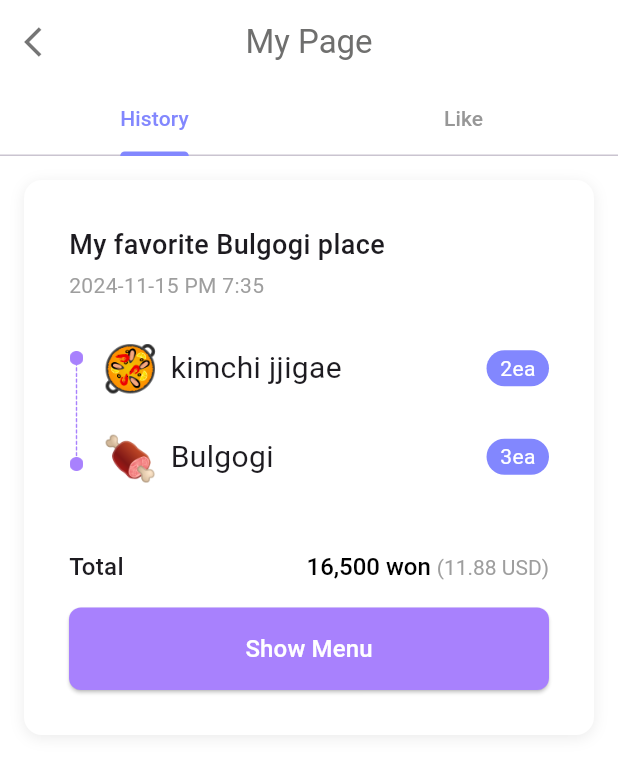
After one commit to Menugraphy/Flutter, a Flutter app: the MyPage screen opened directly, on a phone screen of 412 x 824 dp. The commit adds this screen. Shown: the top 775 px of the screen. Run offline on Flutter 3.47's test engine with Material 3 defaults, Android fonts, the phone set to English and light mode, and no system bars; our stand-ins replace camera, flutter_screenutil, flutter_tts, image_picker.

Commit message:
add: complete UI

```diff
--- a/menugraphy/lib/View/FoodSignificant.dart
+++ b/menugraphy/lib/View/FoodSignificant.dart
@@ -67,6 +67,9 @@ class _FoodSignificantState extends State<FoodSignificant> {
                       crossAxisAlignment: CrossAxisAlignment.start,
                       children: [
                         SizedBox(height: 30.h),
+                         Center(  // 제목을 Center 위젯으로 감싸기
+                          child: Column(
+                            children: [
                               Text(
                                 'Food Significant',
                                 style: TextStyle(
@@ -80,6 +83,9 @@ class _FoodSignificantState extends State<FoodSignificant> {
                                 style: TextStyle(
                                   fontSize: 16.sp,
                                   color: CustomColorsExtension.line_gray,
+                                ),
+                              ),
+                            ],
                           ),
                         ),
                         SizedBox(height: 30.h),
--- a/menugraphy/lib/View/FoodSignificantComplete.dart
+++ b/menugraphy/lib/View/FoodSignificantComplete.dart
@@ -18,7 +18,7 @@ class _FoodSignificantState extends State<FoodSignificantComplete> {
   void initState() {
     super.initState();
     // 3초 후 자동 이동
-    _timer = Timer(const Duration(seconds: 3), () {
+    _timer = Timer(const Duration(seconds: 2), () {
       if (mounted) {
         Navigator.pushReplacement(
           context,
--- /dev/null
+++ b/menugraphy/lib/View/MyPage.dart
@@ -0,0 +1,245 @@
+import 'package:flutter/material.dart';
+import 'package:menugraphy/Constant/CustomColors.dart';
+import 'OrderList.dart';
+class MyPage extends StatefulWidget {
+  const MyPage({super.key});
+
+  @override
+  State<MyPage> createState() => _MyPageState();
+}
+
+class _MyPageState extends State<MyPage> with SingleTickerProviderStateMixin {
+  late TabController _tabController;
+
+  @override
+  void initState() {
+    super.initState();
+    _tabController = TabController(length: 2, vsync: this);
+  }
+
+  @override
+  void dispose() {
+    _tabController.dispose();
+    super.dispose();
+  }
+
+  @override
+  Widget build(BuildContext context) {
+    return Scaffold(
+      backgroundColor: Colors.white,
+      appBar: AppBar(
+        backgroundColor: Colors.white,
+        elevation: 0,
+        leading: IconButton(
+          icon: const Icon(Icons.arrow_back_ios, color: Colors.black54),
+          onPressed: () {},
+        ),
+        title: const Text(
+          'My Page',
+          style: TextStyle(color: CustomColorsExtension.text_gray03),
+        ),
+        centerTitle: true,
+      ),
+      body: Column(
+        children: [
+          TabBar(
+            controller: _tabController,
+            labelColor: CustomColorsExtension.mainColor01,
+            unselectedLabelColor: CustomColorsExtension.text_gray02,
+            indicatorColor: CustomColorsExtension.mainColor01,
+            tabs: const [
+              Tab(text: 'History'),
+              Tab(text: 'Like'),
+            ],
+          ),
+          Expanded(
+            child: TabBarView(
+              controller: _tabController,
+              children: [
+                _buildHistoryTab(),
+                SingleChildScrollView(
+                child: Padding(
+                  padding: const EdgeInsets.only(
+                    left: 20,
+                    right: 20,
+                    top: 20,
+                  ),
+                  child: Image.asset(
+                    'assets/images/mypage.png',
+                    width: double.infinity,
+                    fit: BoxFit.cover,
+                  ),
+                ),
+              ),
+            ],
+          ),
+        ),
+      ],
+    ),
+  );
+}
+
+Widget _buildHistoryTab() {
+  return SingleChildScrollView(
+    padding: const EdgeInsets.all(16.0),
+    child: Container(
+      decoration: BoxDecoration(
+        color: Colors.white,
+        borderRadius: BorderRadius.circular(12),
+        boxShadow: [
+          BoxShadow(
+            color: Colors.black.withOpacity(0.08),
+            offset: const Offset(0, 2),
+            blurRadius: 8,
+            spreadRadius: 0,
+          ),
+        ],
+      ),
+      child: Padding(
+        padding: const EdgeInsets.all(30.0),
+        child: Column(
+          crossAxisAlignment: CrossAxisAlignment.start,
+          children: [
+            const Text(
+              'My favorite Bulgogi place',
+              style: TextStyle(
+                fontSize: 18,
+                fontWeight: FontWeight.w500,
+              ),
+            ),
+            const SizedBox(height: 4),
+            const Text(
+              '2024-11-15 PM 7:35',
+              style: TextStyle(
+                color: Colors.grey,
+                fontSize: 14,
+              ),
+            ),
+            const SizedBox(height: 24),
+            Row(
+              crossAxisAlignment: CrossAxisAlignment.start,
+              children: [
+                Padding(
+                  padding: const EdgeInsets.only(top: 10),
+                  child: Image.asset(
+                    'assets/images/circle.png',
+                    width: 10,
+                    height: 80,
+                  ),
+                ),
+                const SizedBox(width: 12),
+                Expanded(
+                  child: Column(
+                    children: [
+                      _buildOrderItem('🥘', 'kimchi jjigae', '2ea'),
+                      const SizedBox(height: 16),
+                      _buildOrderItem('🍖', 'Bulgogi', '3ea'),
+                    ],
+                  ),
+                ),
+              ],
+            ),
+            const SizedBox(height: 24),
+            Container(
+              padding: const EdgeInsets.only(top: 16),
+              child: Column(
+                children: [
+                  Row(
+                    mainAxisAlignment: MainAxisAlignment.spaceBetween,
+                    children: [
+                      const Text(
+                        'Total',
+                        style: TextStyle(
+                          fontSize: 16,
+                          fontWeight: FontWeight.w500,
+                        ),
+                      ),
+                      RichText(
+                        text: const TextSpan(
+                          children: [
+                            TextSpan(
+                              text: '16,500 won ',
+                              style: TextStyle(
+                                color: Colors.black,
+                                fontSize: 16,
+                                fontWeight: FontWeight.w500,
+                              ),
+                            ),
+                            TextSpan(
+                              text: '(11.88 USD)',
+                              style: TextStyle(
+                                color: Colors.grey,
+                                fontSize: 14,
+                              ),
+                            ),
+                          ],
+                        ),
+                      ),
+                    ],
+                  ),
+                  const SizedBox(height: 16),
+                  SizedBox(
+                    width: double.infinity,
+                    child: ElevatedButton(
+                      onPressed: () {
+  Navigator.push(
+                      context,
+                      MaterialPageRoute(
+                        builder: (context) => OrderListView(),
+                      ),
+                    );
+
+                      },
+                      style: ElevatedButton.styleFrom(
+                        backgroundColor: CustomColorsExtension.mainColor02,
+                        padding: const EdgeInsets.symmetric(vertical: 16),
+                        shape: RoundedRectangleBorder(
+                          borderRadius: BorderRadius.circular(8),
+                        ),
+                      ),
+                      child: const Text(
+                        'Show Menu',
+                        style: TextStyle(fontSize: 16, color: Colors.white),
+                      ),
+                    ),
+                  ),
+                ],
+              ),
+            ),
+          ],
+        ),
+      ),
+    ),
+  );
+}
+Widget _buildOrderItem(String emoji, String name, String quantity) {
+  return Row(
+    children: [
+      Text(
+        emoji,
+        style: const TextStyle(fontSize: 30),
+      ),
+      const SizedBox(width: 8),
+      Text(
+        name,
+        style: const TextStyle(fontSize: 20),
+      ),
+      const Spacer(),
+      Container(
+        padding: const EdgeInsets.symmetric(horizontal: 9, vertical: 2),
+        decoration: BoxDecoration(
+          color: CustomColorsExtension.mainColor01,
+          borderRadius: BorderRadius.circular(20),
+        ),
+        child: Text(
+          quantity,
+          style: TextStyle(
+            color: Colors.white,
+            fontSize: 14,
+          ),
+        ),
+      ),
+    ],
+  );
+}
+}
```
Also changed, not shown: menugraphy/lib/View/CameraPreview.dart (+18 -8 lines), menugraphy/lib/View/CustomCamera.dart (+9 -1 lines), menugraphy/lib/View/FoodPreference.dart (+13 -4 lines), menugraphy/lib/View/OrderList.dart (added, +120 -0 lines), menugraphy/lib/View/ScriptComplete.dart (+7 -8 lines), menugraphy/lib/View/login.dart (+6 -23 lines), menugraphy/assets/images/circle.png (added), menugraphy/assets/images/logo.png (added), menugraphy/assets/images/mypage.png (added), 1 other file. Lines whose indentation alone changed are shown as unchanged.
